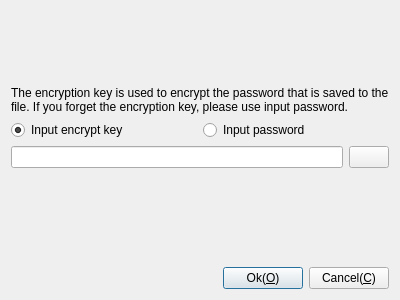
KangLin/RabbitRemoteControl, file Src/DlgInputPassword.ui: the form before one commit.
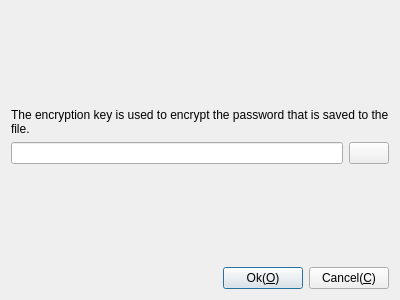
The form after the commit. Icons and pictures are not drawn.

Commit message: Plugin: modify encypt password #79

```diff
--- a/Src/DlgInputPassword.ui
+++ b/Src/DlgInputPassword.ui
@@ -36,7 +36,7 @@
       </sizepolicy>
      </property>
      <property name="text">
-      <string>The encryption key is used to encrypt the password that is saved to the file. If you forget the encryption key, please use input password.</string>
+      <string>The encryption key is used to encrypt the password that is saved to the file.</string>
      </property>
      <property name="scaledContents">
       <bool>true</bool>
@@ -46,62 +46,7 @@
      </property>
     </widget>
    </item>
-   <item row="2" column="0">
-    <layout class="QHBoxLayout" name="horizontalLayout_3">
-     <item>
-      <widget class="QRadioButton" name="rbKey">
-       <property name="text">
-        <string>Input encrypt key</string>
-       </property>
-       <property name="checked">
-        <bool>true</bool>
-       </property>
-      </widget>
-     </item>
-     <item>
-      <widget class="QRadioButton" name="rbPassword">
-       <property name="text">
-        <string>Input password</string>
-       </property>
-      </widget>
-     </item>
-    </layout>
-   </item>
-   <item row="3" column="0">
-    <layout class="QHBoxLayout" name="horizontalLayout_2">
-     <item>
-      <widget class="QLineEdit" name="lePassword">
-       <property name="echoMode">
-        <enum>QLineEdit::Password</enum>
-       </property>
-      </widget>
-     </item>
-     <item>
-      <widget class="QPushButton" name="pbShow">
-       <property name="text">
-        <string/>
-       </property>
-       <property name="icon">
-        <iconset theme="eye-on"/>
-       </property>
-      </widget>
-     </item>
-    </layout>
-   </item>
    <item row="4" column="0">
-    <spacer name="verticalSpacer">
-     <property name="orientation">
-      <enum>Qt::Vertical</enum>
-     </property>
-     <property name="sizeHint" stdset="0">
-      <size>
-       <width>20</width>
-       <height>93</height>
-      </size>
-     </property>
-    </spacer>
-   </item>
-   <item row="5" column="0">
     <layout class="QHBoxLayout" name="horizontalLayout">
      <item>
       <spacer name="horizontalSpacer">
@@ -135,6 +80,53 @@
      </item>
     </layout>
    </item>
+   <item row="0" column="0">
+    <spacer name="verticalSpacer_2">
+     <property name="orientation">
+      <enum>Qt::Orientation::Vertical</enum>
+     </property>
+     <property name="sizeHint" stdset="0">
+      <size>
+       <width>20</width>
+       <height>40</height>
+      </size>
+     </property>
+    </spacer>
+   </item>
+   <item row="2" column="0">
+    <layout class="QHBoxLayout" name="horizontalLayout_2">
+     <item>
+      <widget class="QLineEdit" name="lePassword">
+       <property name="echoMode">
+        <enum>QLineEdit::EchoMode::Password</enum>
+       </property>
+      </widget>
+     </item>
+     <item>
+      <widget class="QPushButton" name="pbShow">
+       <property name="text">
+        <string/>
+       </property>
+       <property name="icon">
+        <iconset theme="eye-on"/>
+       </property>
+      </widget>
+     </item>
+    </layout>
+   </item>
+   <item row="3" column="0">
+    <spacer name="verticalSpacer">
+     <property name="orientation">
+      <enum>Qt::Orientation::Vertical</enum>
+     </property>
+     <property name="sizeHint" stdset="0">
+      <size>
+       <width>20</width>
+       <height>93</height>
+      </size>
+     </property>
+    </spacer>
+   </item>
   </layout>
  </widget>
  <resources/>
```
Left out of the diff: 15 changed lines with no effect on the pictures. The commit also changes 11 other files.
